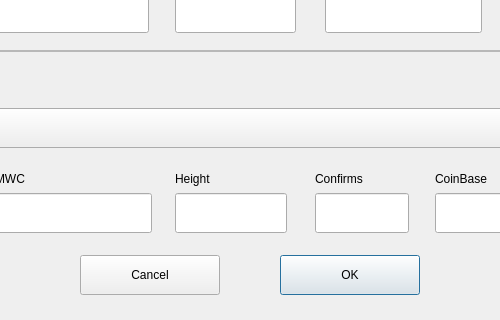
The window that dialogs_desktop/e_showtransactiondlg.ui (mwcproject/mwc-qt-wallet) describes before a commit, drawn with Qt 5; both pictures show x 185 to 685 and y 480 to 800 of the 870 by 800 pixel window.
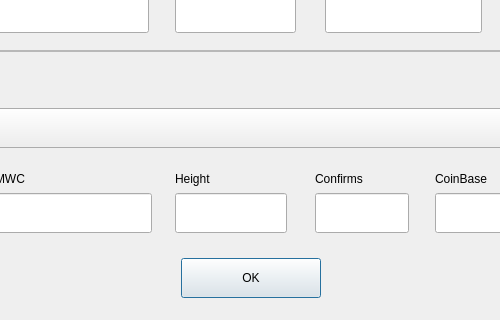
The same window after the commit. Custom widgets are drawn as their Qt base class.

```diff
--- a/dialogs_desktop/e_showtransactiondlg.ui
+++ b/dialogs_desktop/e_showtransactiondlg.ui
@@ -1113,8 +1113,8 @@
   <widget class="control::MwcPushButtonNormal" name="okButton">
    <property name="geometry">
     <rect>
-     <x>465</x>
-     <y>735</y>
+     <x>366</x>
+     <y>738</y>
      <width>140</width>
      <height>40</height>
     </rect>
@@ -1460,40 +1460,6 @@
     </item>
    </layout>
   </widget>
-  <widget class="control::MwcPushButtonNormal" name="cancelButton">
-   <property name="geometry">
-    <rect>
-     <x>265</x>
-     <y>735</y>
-     <width>140</width>
-     <height>40</height>
-    </rect>
-   </property>
-   <property name="minimumSize">
-    <size>
-     <width>140</width>
-     <height>40</height>
-    </size>
-   </property>
-   <property name="maximumSize">
-    <size>
-     <width>140</width>
-     <height>40</height>
-    </size>
-   </property>
-   <property name="focusPolicy">
-    <enum>Qt::StrongFocus</enum>
-   </property>
-   <property name="text">
-    <string>Cancel</string>
-   </property>
-   <property name="autoDefault">
-    <bool>false</bool>
-   </property>
-   <property name="default">
-    <bool>false</bool>
-   </property>
-  </widget>
  </widget>
  <customwidgets>
   <customwidget>
@@ -1501,30 +1467,25 @@
    <extends>QPushButton</extends>
    <header>control_desktop/MwcPushButton.h</header>
   </customwidget>
-  <customwidget>
-   <class>control::MwcComboBox</class>
-   <extends>QComboBox</extends>
-   <header>control_desktop/MwcComboBox.h</header>
-  </customwidget>
-  <customwidget>
-   <class>control::MwcLabelLarge</class>
-   <extends>QLabel</extends>
-   <header>control_desktop/MwcLabel.h</header>
-  </customwidget>
   <customwidget>
    <class>control::MwcLineEditNormal</class>
    <extends>QLineEdit</extends>
    <header>control_desktop/MwcLineEdit.h</header>
   </customwidget>
+  <customwidget>
+   <class>control::MwcLabelLarge</class>
+   <extends>QLabel</extends>
+   <header>control_desktop/MwcLabel.h</header>
+  </customwidget>
   <customwidget>
    <class>control::MwcLabelSmall</class>
    <extends>QLabel</extends>
    <header>control_desktop/MwcLabel.h</header>
   </customwidget>
   <customwidget>
-   <class>control::MwcLineEditDlg</class>
-   <extends>QLineEdit</extends>
-   <header>control_desktop/MwcLineEditDlg.h</header>
+   <class>control::MwcComboBox</class>
+   <extends>QComboBox</extends>
+   <header>control_desktop/MwcComboBox.h</header>
   </customwidget>
   <customwidget>
    <class>control::MwcLine</class>
@@ -1532,6 +1493,11 @@
    <header>control_desktop/MwcFrameWithBorder.h</header>
    <container>1</container>
   </customwidget>
+  <customwidget>
+   <class>control::MwcLineEditDlg</class>
+   <extends>QLineEdit</extends>
+   <header>control_desktop/MwcLineEditDlg.h</header>
+  </customwidget>
  </customwidgets>
  <tabstops>
   <tabstop>transactionNote</tabstop>
```
Left out of the diff: 10 changed lines with no effect on the pictures.
